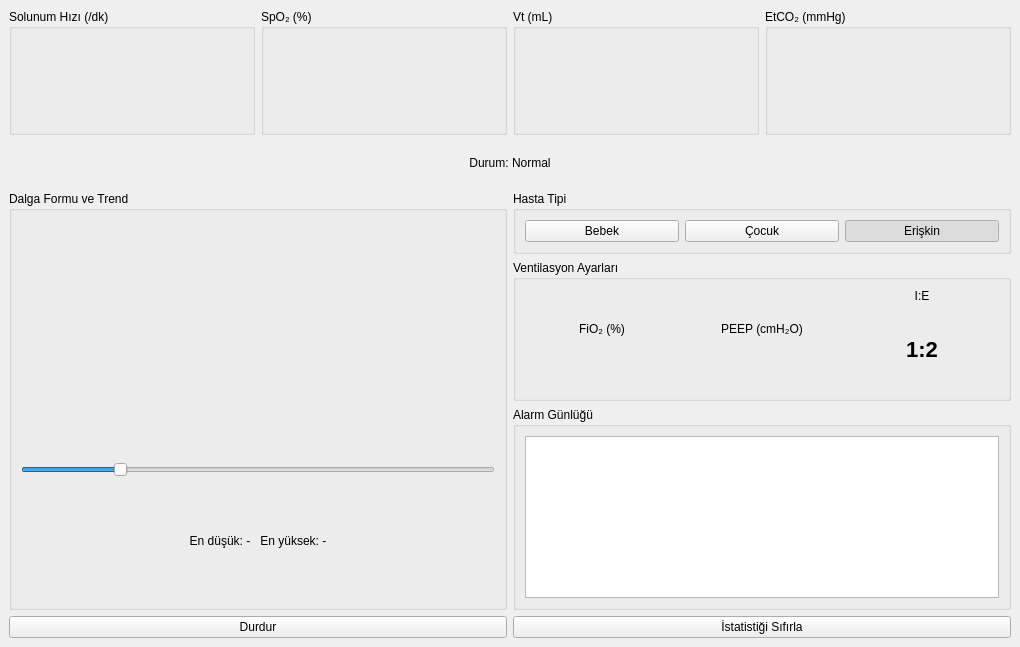
First picture: the form in ui/mainwindow.ui, repository enestkt/ventilator-panel-qt, before the edit.
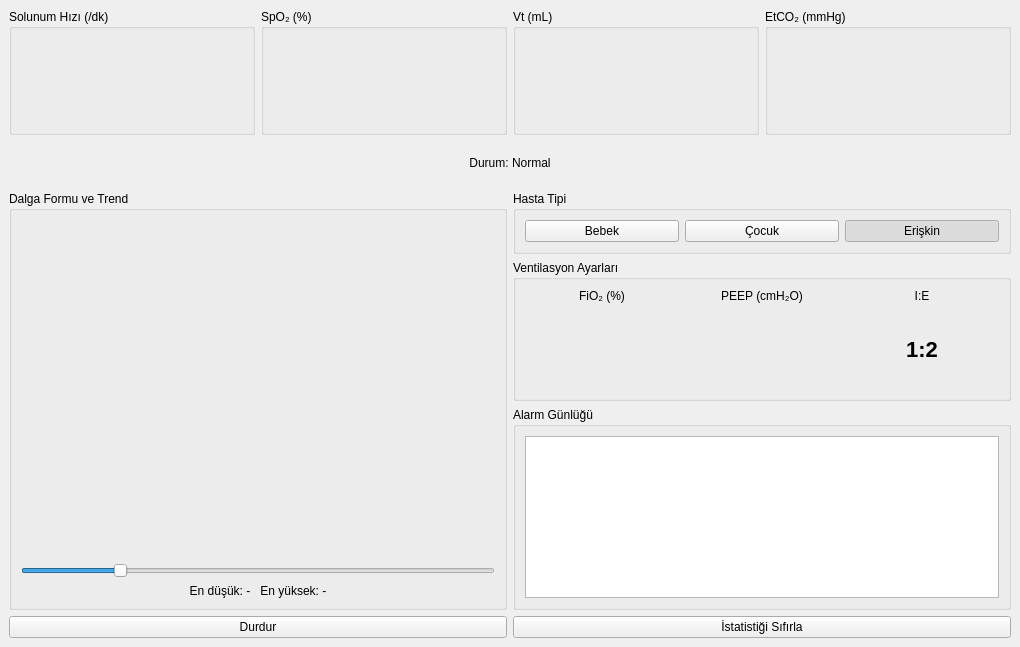
Second picture: the form after the edit. Custom widgets are drawn as their Qt base class.

Commit message:
ui: style the slider and fix vertical space distribution
- Add QSlider groove/handle/sub-page rules; the global stylesheet left
  the slider unstyled so it fell outside the theme.
- Give anaLayout, solLayout and sagLayout explicit stretch factors so
  extra vertical space goes to the waveform, the trend chart and the
  alarm log instead of being shared by every row.
- Move the 80 px minimum height off the FiO2 and PEEP captions and onto
  their gauges, which is where it was meant to go; the captions were
  rendering as tall boxes with vertically centred text.

```diff
--- a/ui/mainwindow.ui
+++ b/ui/mainwindow.ui
@@ -144,7 +144,7 @@
         <property name="title">
          <string>Dalga Formu ve Trend</string>
         </property>
-        <layout class="QVBoxLayout" name="solLayout">
+        <layout class="QVBoxLayout" name="solLayout" stretch="1,1,0,0">
          <item>
           <widget class="SolunumDalgasi" name="solunumDalgasi" native="true"/>
          </item>
@@ -181,7 +181,7 @@
        </widget>
       </item>
       <item>
-       <layout class="QVBoxLayout" name="sagLayout">
+       <layout class="QVBoxLayout" name="sagLayout" stretch="0,0,1">
         <item>
          <widget class="QGroupBox" name="hastaTipiGroup">
           <property name="title">
@@ -256,12 +256,6 @@
               </property>
               <item>
                <widget class="QLabel" name="fio2Baslik">
-                <property name="minimumSize">
-                 <size>
-                  <width>0</width>
-                  <height>80</height>
-                 </size>
-                </property>
                 <property name="text">
                  <string>FiO₂ (%)</string>
                 </property>
@@ -271,7 +265,14 @@
                </widget>
               </item>
               <item>
-               <widget class="ArcGosterge" name="fio2Gauge" native="true"/>
+               <widget class="ArcGosterge" name="fio2Gauge" native="true">
+                <property name="minimumSize">
+                 <size>
+                  <width>0</width>
+                  <height>80</height>
+                 </size>
+                </property>
+               </widget>
               </item>
              </layout>
             </widget>
@@ -293,12 +294,6 @@
               </property>
               <item>
                <widget class="QLabel" name="peepBaslik">
-                <property name="minimumSize">
-                 <size>
-                  <width>0</width>
-                  <height>80</height>
-                 </size>
-                </property>
                 <property name="text">
                  <string>PEEP (cmH₂O)</string>
                 </property>
@@ -308,7 +303,14 @@
                </widget>
               </item>
               <item>
-               <widget class="ArcGosterge" name="peepGauge" native="true"/>
+               <widget class="ArcGosterge" name="peepGauge" native="true">
+                <property name="minimumSize">
+                 <size>
+                  <width>0</width>
+                  <height>80</height>
+                 </size>
+                </property>
+               </widget>
               </item>
              </layout>
             </widget>
```
The commit also changes 1 other file.
